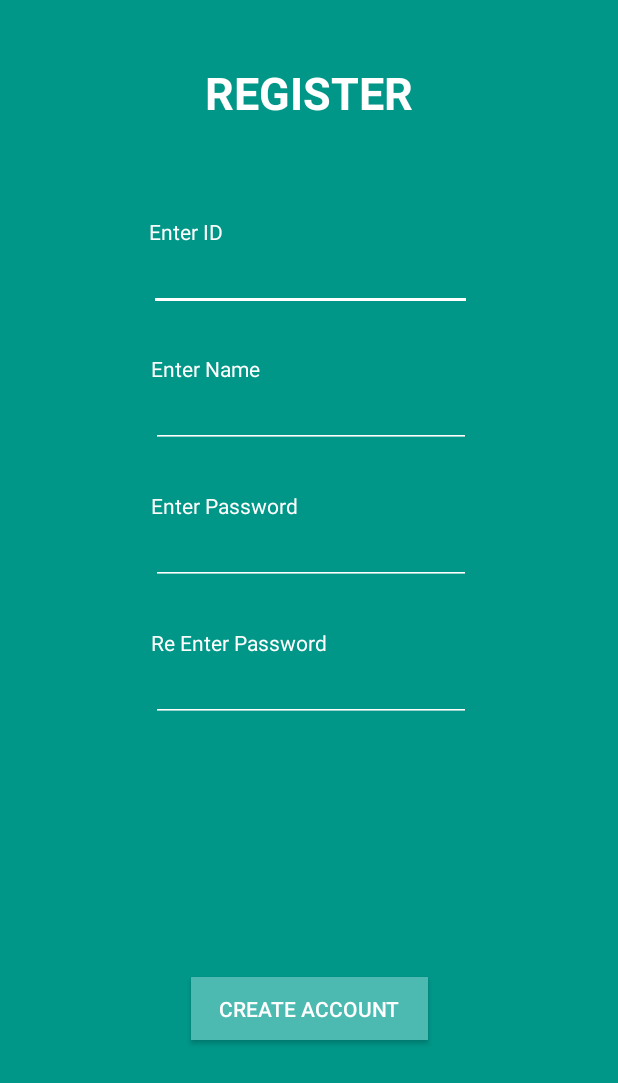
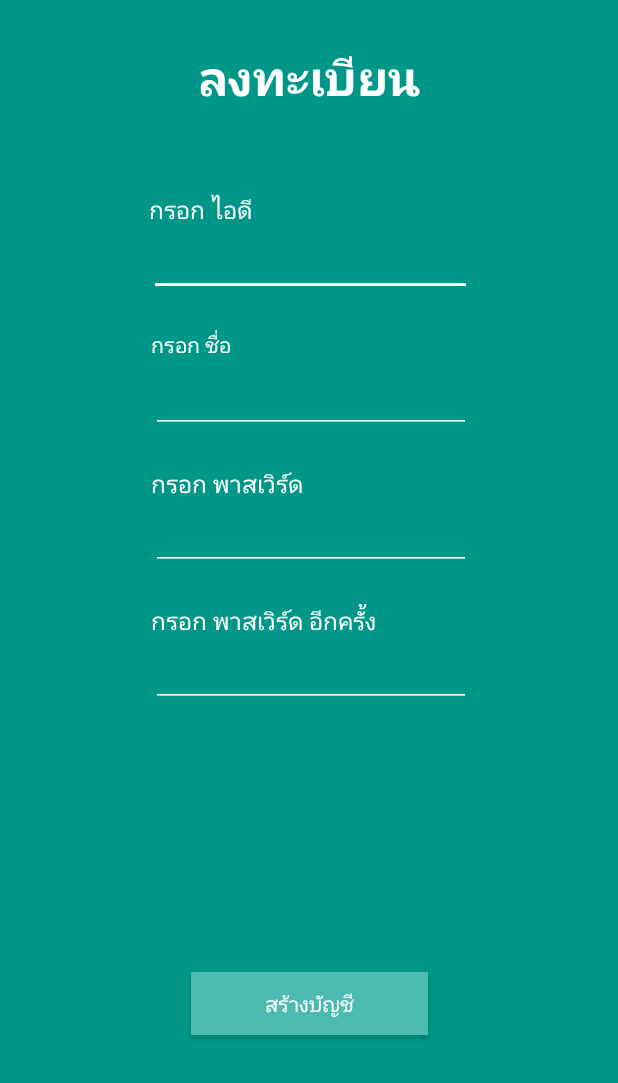
Before and after one commit to llitte/final_project, an Android app: the RegisterActivity screen opened directly, with no data from a screen before it, on a phone screen of 412 x 824 dp. Shown: the top 1083 px of the screen. Run offline under Robolectric (Android 15) with nearby library versions, the phone set to English and light mode, and no system bars.

Commit message:
//24.11.2020 22:58 ครั้งที่ 11

```diff
--- a/app/src/main/java/mongkhonsin/atsadawut/didyouknow/RegisterActivity.java
+++ b/app/src/main/java/mongkhonsin/atsadawut/didyouknow/RegisterActivity.java
@@ -1,11 +1,14 @@
 package mongkhonsin.atsadawut.didyouknow;
 
+import androidx.appcompat.app.AlertDialog;
 import androidx.appcompat.app.AppCompatActivity;
 
+import android.content.DialogInterface;
 import android.os.Bundle;
 import android.view.View;
 import android.widget.Button;
 import android.widget.EditText;
+import android.widget.TextView;
 
 import mongkhonsin.atsadawut.didyouknow.db.AppDatabase;
 import mongkhonsin.atsadawut.didyouknow.model.User;
@@ -14,8 +17,10 @@ import mongkhonsin.atsadawut.didyouknow.util.AppExecutors;
 public class RegisterActivity extends AppCompatActivity {
 
     private EditText idRegisterEditText, usernameRegisterEditText, passwordRegisterEditText, rePasswordRegisterEditText;
-    private String idRegisterStr, usernameRegisterStr, passwordRegisterStr, rePasswordRegisterStr;
+    private String idRegisterStr = "", usernameRegisterStr = "", passwordRegisterStr = "", rePasswordRegisterStr = "";
     private Button createAccountButton;
+    private TextView warningRegisterTextView;
+    private Boolean idAlreadyUsed = false;
 
     @Override
     protected void onCreate(Bundle savedInstanceState) {
@@ -26,8 +31,9 @@ public class RegisterActivity extends AppCompatActivity {
         usernameRegisterEditText = findViewById(R.id.username_register_edit_text);
         passwordRegisterEditText = findViewById(R.id.password_register_edit_text);
         rePasswordRegisterEditText = findViewById(R.id.re_password_register_edit_text);
+        warningRegisterTextView = findViewById(R.id.warning_register_text_view);
+
         createAccountButton = findViewById(R.id.create_acc_button);
-
         createAccountButton.setOnClickListener(new View.OnClickListener() {
             @Override
             public void onClick(View view) {
@@ -36,17 +42,41 @@ public class RegisterActivity extends AppCompatActivity {
                 passwordRegisterStr = passwordRegisterEditText.getText().toString();
                 rePasswordRegisterStr = rePasswordRegisterEditText.getText().toString();
 
-
+                if (idRegisterStr.equals("") || usernameRegisterStr.equals("") || rePasswordRegisterStr.equals("") || passwordRegisterStr.equals("")){
+                    warningRegisterTextView.setText("กรุณากรอกข้อมูลให้ครบ");
+                }
+                else if(!passwordRegisterStr.equals(rePasswordRegisterStr)){
+                    warningRegisterTextView.setText("ขออภัย, พาสเวิร์ดไม่ตรงกัน");
+                }
+                else{
                     final User user = new User(0, idRegisterStr, usernameRegisterStr, passwordRegisterStr);
                     AppExecutors executors = new AppExecutors();
                     executors.diskIO().execute(new Runnable() {
                         @Override
                         public void run() {
                             AppDatabase db = AppDatabase.getInstance(RegisterActivity.this);
+                            User[] users = db.userDao().getAllUsers();
+                            for (User u: users){
+                                if(u.id.equals(idRegisterStr))
+                                    idAlreadyUsed = true;
+                            }
+                            if(idAlreadyUsed){
+                                warningRegisterTextView.setText("ขออภัย, ไอดีมีผู้ใช้งานแล้ว");
+                                idAlreadyUsed = false;
+                            }
+                            else{
                                 db.userDao().addUser(user);
                                 finish();
                             }
+                        }
                     });
+                    executors.mainThread().execute(new Runnable() {
+                        @Override
+                        public void run() {
+
+                        }
+                    });
+                }
             }
         });
 
--- a/app/src/main/java/mongkhonsin/atsadawut/didyouknow/ScoreBoardActivity.java
+++ b/app/src/main/java/mongkhonsin/atsadawut/didyouknow/ScoreBoardActivity.java
@@ -36,7 +36,7 @@ public class ScoreBoardActivity extends AppCompatActivity {
             @Override
             public void run() {
                 AppDatabase db = AppDatabase.getInstance(ScoreBoardActivity.this);
-                IdTextView.setText("" + db.userDao().getUserById(userId).userName);
+                IdTextView.setText("ชื่อ : " + db.userDao().getUserById(userId).userName);
                 animalScoreTextView.setText("" + db.userDao().getUserById(userId).animalCategoryScore);
                 foodScoreTextView.setText("" + db.userDao().getUserById(userId).foodCategoryScore);
                 artistScoreTextView.setText("" + db.userDao().getUserById(userId).artistCategoryScore);
--- a/app/src/main/java/mongkhonsin/atsadawut/didyouknow/SelectCategoryActivity.java
+++ b/app/src/main/java/mongkhonsin/atsadawut/didyouknow/SelectCategoryActivity.java
@@ -12,11 +12,7 @@ import mongkhonsin.atsadawut.didyouknow.util.AppExecutors;
 
 public class SelectCategoryActivity extends AppCompatActivity {
 
-    private Button generalCategoryButton;
-    private Button foodCategoryButton;
-    private Button artistCategoryButton;
-    private Button animalCategoryButton;
-    private Button scoreButton;
+    private Button generalCategoryButton, foodCategoryButton, artistCategoryButton, animalCategoryButton, scoreButton;
 
     @Override
     protected void onCreate(Bundle savedInstanceState) {
--- a/app/src/main/res/layout/activity_register.xml
+++ b/app/src/main/res/layout/activity_register.xml
@@ -11,11 +11,11 @@
         android:id="@+id/register_text_view"
         android:layout_width="222dp"
         android:layout_height="44dp"
-        android:layout_marginTop="40dp"
+        android:layout_marginTop="28dp"
         android:gravity="center"
-        android:text="REGISTER"
+        android:text="ลงทะเบียน"
         android:textColor="#FFFFFF"
-        android:textSize="30sp"
+        android:textSize="32sp"
         android:textStyle="bold"
         app:layout_constraintEnd_toEndOf="parent"
         app:layout_constraintStart_toStartOf="parent"
@@ -31,6 +31,7 @@
         android:inputType="textPersonName"
         android:textColor="#FFFFFF"
         android:textColorHint="#FFFFFF"
+        android:text=""
         app:layout_constraintBottom_toTopOf="@+id/username_register_edit_text"
         app:layout_constraintEnd_toEndOf="@+id/register_text_view"
         app:layout_constraintHorizontal_bias="0.571"
@@ -50,6 +51,7 @@
         android:inputType="textPersonName"
         android:textColor="#FFFFFF"
         android:textColorHint="#FFFFFF"
+        android:text=""
         app:layout_constraintBottom_toTopOf="@+id/password_register_edit_text"
         app:layout_constraintEnd_toEndOf="@+id/id_register_edit_text"
         app:layout_constraintHorizontal_bias="0.5"
@@ -67,6 +69,7 @@
         android:inputType="textPassword"
         android:textColor="#FFFFFF"
         android:textColorHint="#FFFFFF"
+        android:text=""
         app:layout_constraintBottom_toTopOf="@+id/re_password_register_edit_text"
         app:layout_constraintEnd_toEndOf="@+id/username_register_edit_text"
         app:layout_constraintHorizontal_bias="0.5"
@@ -84,6 +87,7 @@
         android:inputType="textPassword"
         android:textColor="#FFFFFF"
         android:textColorHint="#FFFFFF"
+        android:text=""
         app:layout_constraintBottom_toBottomOf="parent"
         app:layout_constraintEnd_toEndOf="@+id/password_register_edit_text"
         app:layout_constraintHorizontal_bias="0.5"
@@ -96,47 +100,49 @@
         android:layout_height="42dp"
         android:layout_marginBottom="64dp"
         android:background="#4CBAB0"
-        android:text="create account"
+        android:text="สร้างบัญชี"
         android:textColor="#FFFFFF"
         app:layout_constraintBottom_toBottomOf="parent"
         app:layout_constraintEnd_toEndOf="parent"
-        app:layout_constraintHorizontal_bias="0.5"
         app:layout_constraintStart_toStartOf="parent"
         app:layout_constraintTop_toBottomOf="@+id/warning_register_text_view" />
 
     <TextView
         android:id="@+id/textView6"
-        android:layout_width="150dp"
-        android:layout_height="19dp"
-        android:text="Enter ID"
+        android:layout_width="148dp"
+        android:layout_height="26dp"
+        android:text="กรอก ไอดี"
         android:textColor="#FFFFFF"
+        android:textSize="16sp"
         app:layout_constraintBottom_toTopOf="@+id/id_register_edit_text"
         app:layout_constraintStart_toStartOf="@+id/id_register_edit_text" />
 
     <TextView
         android:id="@+id/textView10"
-        android:layout_width="150dp"
-        android:layout_height="19dp"
-        android:text="Enter Name"
+        android:layout_width="148dp"
+        android:layout_height="26dp"
+        android:text="กรอก ชื่อ"
         android:textColor="#FFFFFF"
         app:layout_constraintBottom_toTopOf="@+id/username_register_edit_text"
         app:layout_constraintStart_toStartOf="@+id/username_register_edit_text" />
 
     <TextView
         android:id="@+id/textView11"
-        android:layout_width="150dp"
-        android:layout_height="19dp"
-        android:text="Enter Password"
+        android:layout_width="148dp"
+        android:layout_height="26dp"
+        android:text="กรอก พาสเวิร์ด"
         android:textColor="#FFFFFF"
+        android:textSize="16sp"
         app:layout_constraintBottom_toTopOf="@+id/password_register_edit_text"
         app:layout_constraintStart_toStartOf="@+id/password_register_edit_text" />
 
     <TextView
         android:id="@+id/textView12"
-        android:layout_width="150dp"
-        android:layout_height="19dp"
-        android:text="Re Enter Password"
+        android:layout_width="200dp"
+        android:layout_height="26dp"
+        android:text="กรอก พาสเวิร์ด อีกครั้ง"
         android:textColor="#FFFFFF"
+        android:textSize="16sp"
         app:layout_constraintBottom_toTopOf="@+id/re_password_register_edit_text"
         app:layout_constraintStart_toStartOf="@+id/re_password_register_edit_text" />
 
@@ -153,6 +159,7 @@
         app:layout_constraintHorizontal_bias="0.489"
         app:layout_constraintStart_toStartOf="@+id/re_password_register_edit_text"
         app:layout_constraintTop_toBottomOf="@+id/re_password_register_edit_text"
+        app:layout_constraintVertical_bias="0.48000002"
         tools:text="####################" />
 
 </androidx.constraintlayout.widget.ConstraintLayout>
```
Also changed, not shown: app/src/main/java/mongkhonsin/atsadawut/didyouknow/MainActivity.java (+4 -4 lines), app/src/main/res/layout/activity_main.xml (+5 -5 lines), app/src/main/res/layout/activity_score_board.xml (+9 -9 lines), app/src/main/res/layout/activity_select_category.xml (+7 -7 lines). Lines whose indentation alone changed are shown as unchanged.
